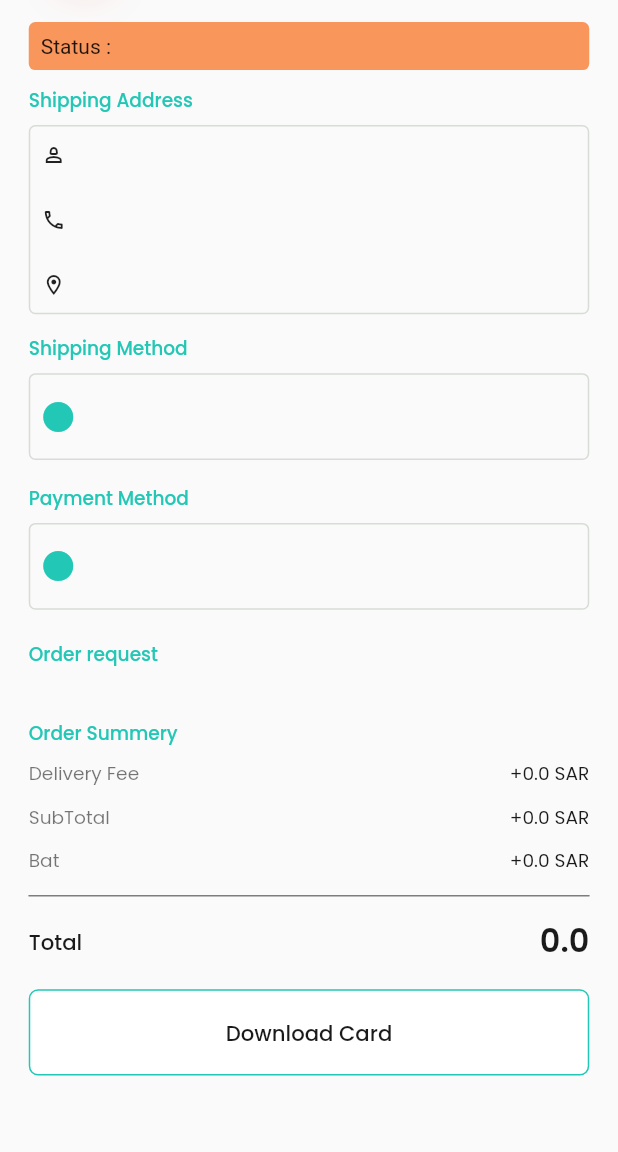
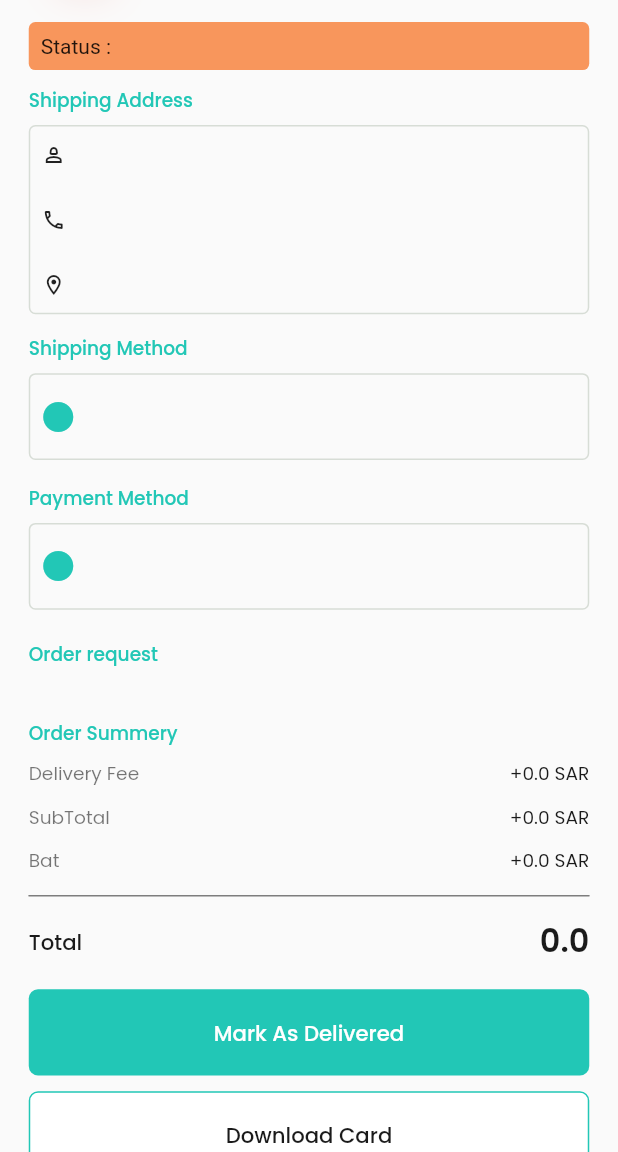
Before and after one commit to tokaMohaned/Medlife_Vendor, a Flutter app: the CurrentOrderDetails screen opened directly with empty values, on a phone screen of 412 x 824 dp, the part 84-1236 px from its top. Run offline on Flutter 3.47's test engine with Material 2 defaults, Android fonts, the phone set to English and light mode, and no system bars; our stand-ins replace cloud_firestore, firebase_auth, firebase_core, firebase_storage, flutter_bloc, flutter_screenutil and 2 more; accounts and stored records are empty.

Commit message:
add firebase service for delivered

```diff
--- a/lib/features/orders/cubit/orders_state.dart
+++ b/lib/features/orders/cubit/orders_state.dart
@@ -32,6 +32,16 @@ class DeclineOrderError extends OrdersState {
   DeclineOrderError(this.message);
 }
 
+class OrderDeliveredLoading extends OrdersState {}
+
+class OrderDeliveredSuccess extends OrdersState {}
+
+class OrderDeliveredError extends OrdersState {
+  final String message;
+
+  OrderDeliveredError(this.message);
+}
+
 class GetPendingOrdersLoading extends OrdersState {}
 
 class GetPendingOrdersSuccess extends OrdersState {}
--- a/lib/features/orders/data/services/orders_firebase_service.dart
+++ b/lib/features/orders/data/services/orders_firebase_service.dart
@@ -30,4 +30,9 @@ class OrdersFirebaseService {
         FirebasePath.status: 'Declined',
       });
 
+  Future<void> orderDelivered(String orderId) async =>
+      _ordersCollection.doc(orderId).update({
+        FirebasePath.status: 'Delivered',
+      });
+
 }
--- a/lib/features/orders/ui/screens/current_order_details.dart
+++ b/lib/features/orders/ui/screens/current_order_details.dart
@@ -1,5 +1,6 @@
 import 'package:flutter/material.dart';
 import 'package:flutter_screenutil/flutter_screenutil.dart';
+import 'package:medlife_v2/features/orders/cubit/orders_cubit.dart';
 import 'package:medlife_v2/features/orders/data/models/order.dart';
 import 'package:medlife_v2/features/orders/ui/widgets/custom_address_container.dart';
 import 'package:medlife_v2/features/orders/ui/widgets/order_request.dart';
@@ -69,7 +70,7 @@ class CurrentOrderDetails extends StatelessWidget {
                     borderRadius: BorderRadius.circular(5.r),
                     color: const Color(0xffF8965C),
                   ),
-                  child:  Padding(
+                  child: Padding(
                     padding: const EdgeInsets.all(8.0),
                     child: Text("Status : ${acceptedOrder.status}"),
                   ),
@@ -163,7 +164,9 @@ class CurrentOrderDetails extends StatelessWidget {
                 SizedBox(
                   height: 15.h,
                 ),
-                RequestOrder(medicalEquipmentsDetails: acceptedOrder,),
+                RequestOrder(
+                  medicalEquipmentsDetails: acceptedOrder,
+                ),
                 SizedBox(
                   height: 23.h,
                 ),
@@ -207,6 +210,18 @@ class CurrentOrderDetails extends StatelessWidget {
                   height: 18.h,
                 ),
                 DefaultTextButton(
+                  function: () {
+                    OrdersCubit.get(context).orderDelivered(acceptedOrder.id);
+                  },
+                  text: "Mark As Delivered",
+                  textStyle: openSans16W500(color: Colors.white),
+                  height: 65.h,
+                  width: double.infinity,
+                ),
+                SizedBox(
+                  height: 12.h,
+                ),
+                DefaultTextButton(
                   function: () {},
                   text: "Download Card",
                   textStyle: openSans16W500(color: const Color(0xff1A1A1A)),
--- a/lib/features/orders/ui/screens/new_order_details.dart
+++ b/lib/features/orders/ui/screens/new_order_details.dart
@@ -225,7 +225,7 @@ class NewOrderDetails extends StatelessWidget {
                     Expanded(
                       child: DefaultTextButton(
                         function: () {
-                          OrdersCubit.get(context).acceptOrder("15X6HwOLWuW0JubPdGqq");
+                          OrdersCubit.get(context).acceptOrder(newOrder.id);
                         },
                         text: "Accept",
                         textStyle: openSans16W500(color: Colors.white),
--- a/lib/ui/screens/home_layout.dart
+++ b/lib/ui/screens/home_layout.dart
@@ -41,7 +41,8 @@ class _HomeLayoutState extends State<HomeLayout> {
               OrdersCubit.get(context).getPendingOrders();
               OrdersCubit.get(context).getDeliveredOrders();
             } else if (state is AcceptOrderSuccess ||
-                state is DeclineOrderSuccess) {
+                state is DeclineOrderSuccess ||
+                state is OrderDeliveredSuccess) {
               OrdersCubit.get(context).getOrders();
             }
           },
```
Also changed, not shown: lib/features/orders/cubit/orders_cubit.dart (+10 -0 lines).
